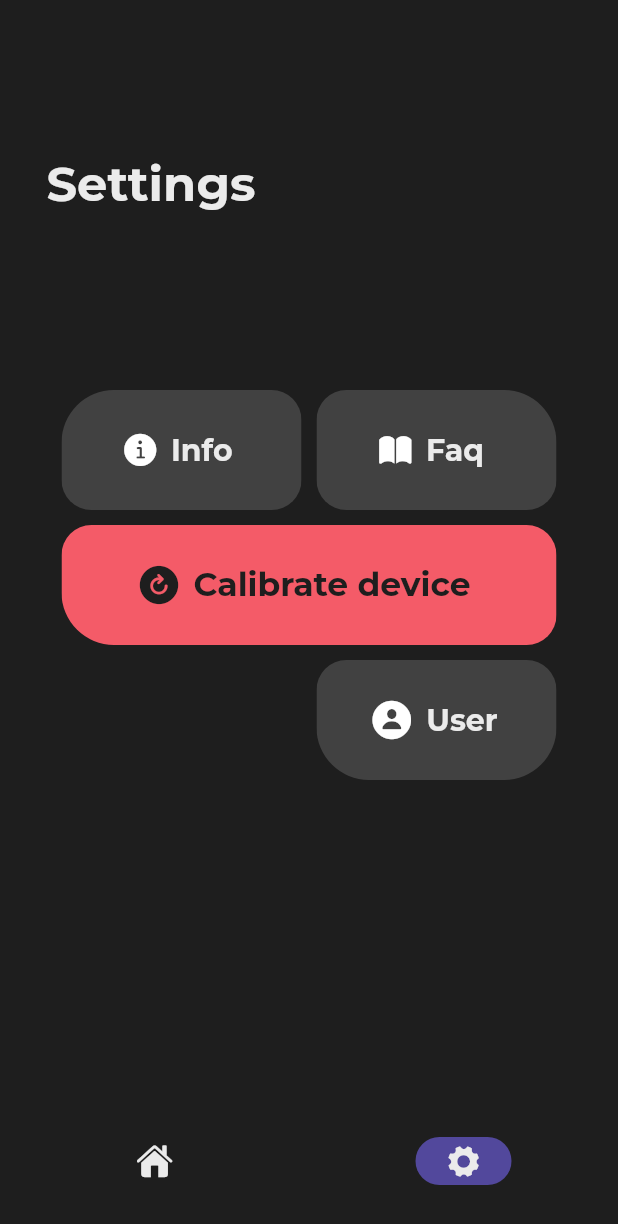
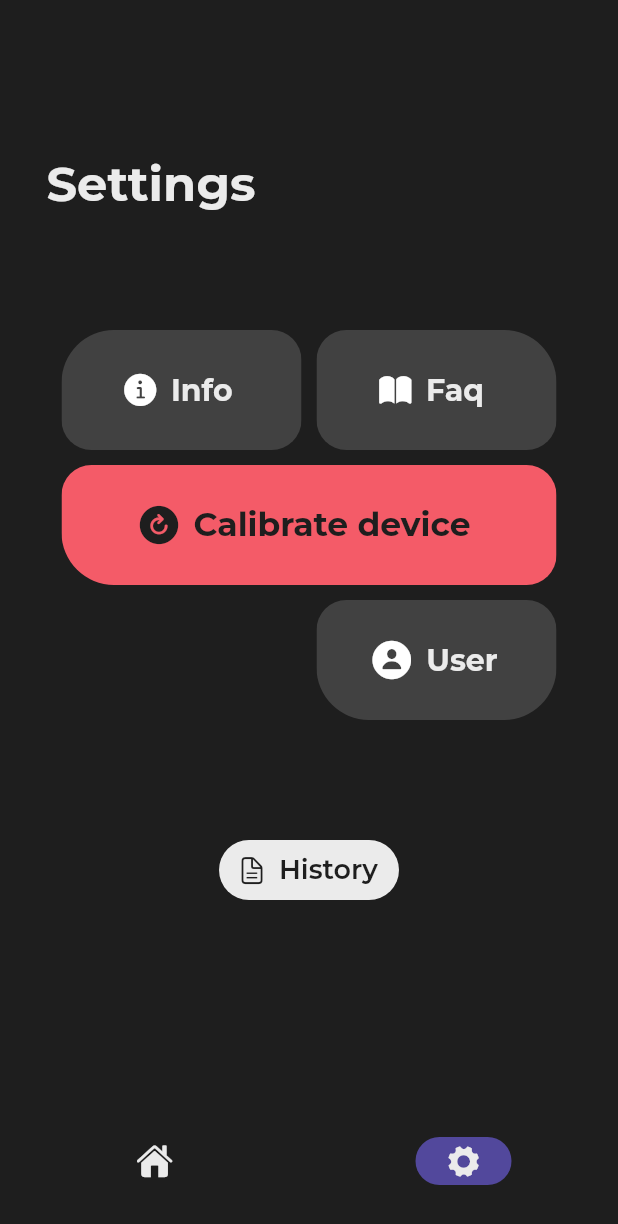
Before and after one commit to WildFore/locklock_application, a Flutter app: the screen it shows after launch, item 2 of the bottom bar chosen, on a phone screen of 412 x 824 dp. Shown: the top 1224 px of the screen. Run offline on Flutter 3.47's test engine with Material 3 defaults, Android fonts, the phone set to English and light mode, and no system bars; our stand-ins replace cloud_firestore, figma_squircle, firebase_auth, firebase_core, firebase_database, firebase_storage and 4 more; accounts and stored records are empty.

Commit message:
Revert "fuck flutter"
This reverts commit b7e8ce2da295b3e17717257cee51a56be19643e6.

```diff
--- a/locklock_app/lib/main.dart
+++ b/locklock_app/lib/main.dart
@@ -100,9 +100,7 @@ class _HomeState extends State<Home> {
                 ),
               ),
             ),
-            Visibility(
-              visible: visibility,
-              child: Padding(
+            Padding(
               padding: EdgeInsets.only(top: 20),
               child: ClipRRect(
                 borderRadius: SmoothBorderRadius.all(
@@ -128,8 +126,8 @@ class _HomeState extends State<Home> {
                             EdgeInsets.only(left: 0)),
                         elevation: const MaterialStatePropertyAll(0),
                         splashFactory: NoSplash.splashFactory,
-                          backgroundColor: MaterialStatePropertyAll(
-                              AppColors.antiFlashWhite),
+                        backgroundColor:
+                            MaterialStatePropertyAll(AppColors.antiFlashWhite),
                       ),
                       onPressed: () {
                         Navigator.of(context).push(MaterialPageRoute(
@@ -147,7 +145,6 @@ class _HomeState extends State<Home> {
                               ))),
                     );
                   }),
-                  ),
                 ),
               ),
             )
--- a/locklock_app/lib/notificationCard.dart
+++ b/locklock_app/lib/notificationCard.dart
@@ -87,7 +87,7 @@ class _DeviceCardState extends State<NotificationCard> {
                             textStyle: TextStyle(
                                 fontSize: widget.fontSize,
                                 color: AppColors.gray),
-                            fontWeight: FontWeight.w600,
+                            fontWeight: FontWeight.w700,
                           )),
                     ),
                     Spacer(),
@@ -100,7 +100,7 @@ class _DeviceCardState extends State<NotificationCard> {
                             textStyle: TextStyle(
                                 fontSize: widget.fontSize,
                                 color: AppColors.gray),
-                            fontWeight: FontWeight.w600,
+                            fontWeight: FontWeight.w700,
                           )),
                     ),
                   ]),
--- a/locklock_app/lib/settings.dart
+++ b/locklock_app/lib/settings.dart
@@ -30,7 +30,7 @@ class _SettingsPageState extends State<SettingsPage> {
                 borderRadius: SmoothBorderRadius(
                     cornerRadius: 35, cornerSmoothing: 0.8))),
         child: Padding(
-          padding: const EdgeInsets.only(top: 120),
+          padding: const EdgeInsets.only(top: 80),
           child: Column(
             children: [
               Row(children: [
```
Lines whose indentation alone changed are shown as unchanged.
